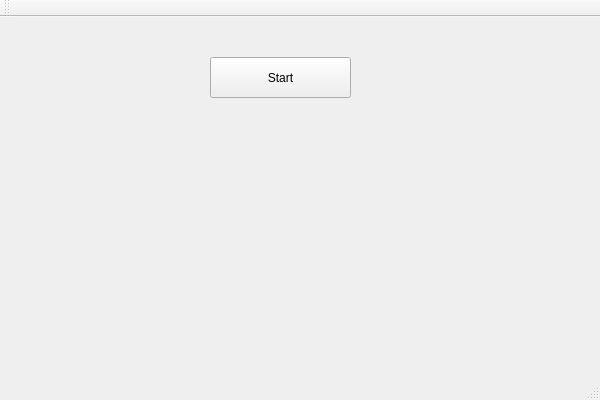
Qt form Demo_Inspection.ui (jeff9393/Demo_Inspection) before a commit.
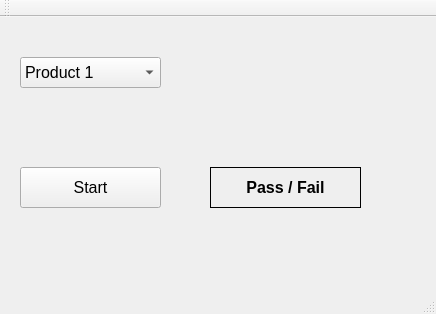
The same form after that commit.

Commit message:
Select product
Add select product on UI.

```diff
--- a/Demo_Inspection.ui
+++ b/Demo_Inspection.ui
@@ -6,8 +6,8 @@
    <rect>
     <x>0</x>
     <y>0</y>
-    <width>600</width>
-    <height>400</height>
+    <width>436</width>
+    <height>314</height>
    </rect>
   </property>
   <property name="windowTitle">
@@ -17,16 +17,77 @@
    <widget class="QPushButton" name="StartButton">
     <property name="geometry">
      <rect>
-      <x>210</x>
-      <y>40</y>
+      <x>20</x>
+      <y>150</y>
       <width>141</width>
       <height>41</height>
      </rect>
     </property>
+    <property name="font">
+     <font>
+      <pointsize>12</pointsize>
+     </font>
+    </property>
     <property name="text">
      <string>Start</string>
     </property>
    </widget>
+   <widget class="QComboBox" name="comboBox_SelectProduct">
+    <property name="geometry">
+     <rect>
+      <x>20</x>
+      <y>40</y>
+      <width>141</width>
+      <height>31</height>
+     </rect>
+    </property>
+    <property name="font">
+     <font>
+      <pointsize>12</pointsize>
+     </font>
+    </property>
+    <property name="layoutDirection">
+     <enum>Qt::LeftToRight</enum>
+    </property>
+    <item>
+     <property name="text">
+      <string>Product 1</string>
+     </property>
+    </item>
+    <item>
+     <property name="text">
+      <string>Product 2</string>
+     </property>
+    </item>
+   </widget>
+   <widget class="QLabel" name="label_Result">
+    <property name="geometry">
+     <rect>
+      <x>210</x>
+      <y>150</y>
+      <width>151</width>
+      <height>41</height>
+     </rect>
+    </property>
+    <property name="font">
+     <font>
+      <pointsize>12</pointsize>
+      <bold>true</bold>
+     </font>
+    </property>
+    <property name="styleSheet">
+     <string notr="true">border: 1px solid black;</string>
+    </property>
+    <property name="text">
+     <string>Pass / Fail</string>
+    </property>
+    <property name="scaledContents">
+     <bool>false</bool>
+    </property>
+    <property name="alignment">
+     <set>Qt::AlignCenter</set>
+    </property>
+   </widget>
   </widget>
   <widget class="QMenuBar" name="menuBar">
    <property name="geometry">
```
Left out of the diff: 2 changed lines with no effect on the pictures. The commit also changes 4 other files.
